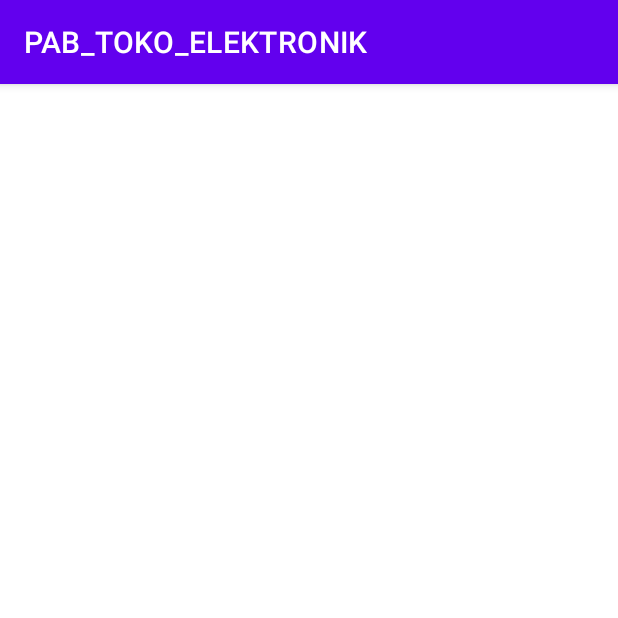
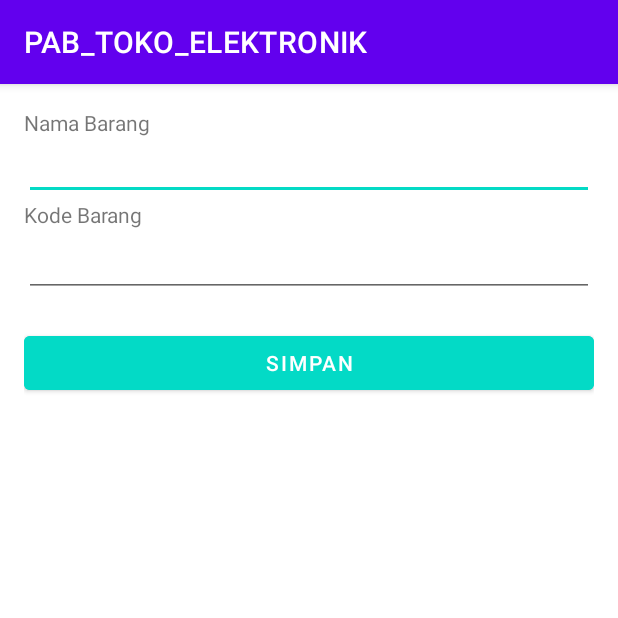
Before and after one commit to akbr11/PAB_TOKO_ELEKTRONIK, an Android app: the CreateActivty screen opened directly, with no data from a screen before it, on a phone screen of 412 x 824 dp, the top half of it. Run offline under Robolectric (Android 15) with nearby library versions, the phone set to English and light mode, and no system bars.

Commit message:
add layout activity

```diff
--- a/app/src/main/res/layout/activity_create_activty.xml
+++ b/app/src/main/res/layout/activity_create_activty.xml
@@ -1,9 +1,43 @@
 <?xml version="1.0" encoding="utf-8"?>
-<androidx.constraintlayout.widget.ConstraintLayout xmlns:android="http://schemas.android.com/apk/res/android"
+<RelativeLayout xmlns:android="http://schemas.android.com/apk/res/android"
     xmlns:app="http://schemas.android.com/apk/res-auto"
     xmlns:tools="http://schemas.android.com/tools"
     android:layout_width="match_parent"
     android:layout_height="match_parent"
+    android:paddingTop="16dp"
+    android:paddingBottom="16dp"
+    android:paddingRight="16dp"
+    android:paddingLeft="16dp"
     tools:context=".CreateActivty">
 
-</androidx.constraintlayout.widget.ConstraintLayout>
+    <TextView
+        android:layout_width="wrap_content"
+        android:layout_height="wrap_content"
+        android:text="Nama Barang"/>
+    <EditText
+        android:id="@+id/namabarang"
+        android:layout_width="match_parent"
+        android:layout_height="wrap_content"
+        android:inputType="text"
+        android:layout_marginTop="16dp"/>
+    <TextView
+        android:id="@+id/kodebarang"
+        android:layout_width="wrap_content"
+        android:layout_height="wrap_content"
+        android:layout_below="@+id/namabarang"
+        android:text="Kode Barang"/>
+    <EditText
+        android:id="@+id/kode"
+        android:layout_width="match_parent"
+        android:layout_height="wrap_content"
+        android:inputType="text"
+        android:layout_below="@+id/kodebarang"/>
+    <Button
+        android:id="@+id/btnsimpan"
+        android:layout_below="@+id/kode"
+        android:layout_marginTop="20dp"
+        android:layout_width="match_parent"
+        android:layout_height="wrap_content"
+        android:backgroundTint="@color/design_default_color_secondary"
+        android:text="SIMPAN"/>
+</RelativeLayout>
```
Also changed, not shown: app/src/main/res/layout/activity_detail.xml (+12 -2 lines), app/src/main/res/layout/activity_update.xml (+36 -2 lines).
